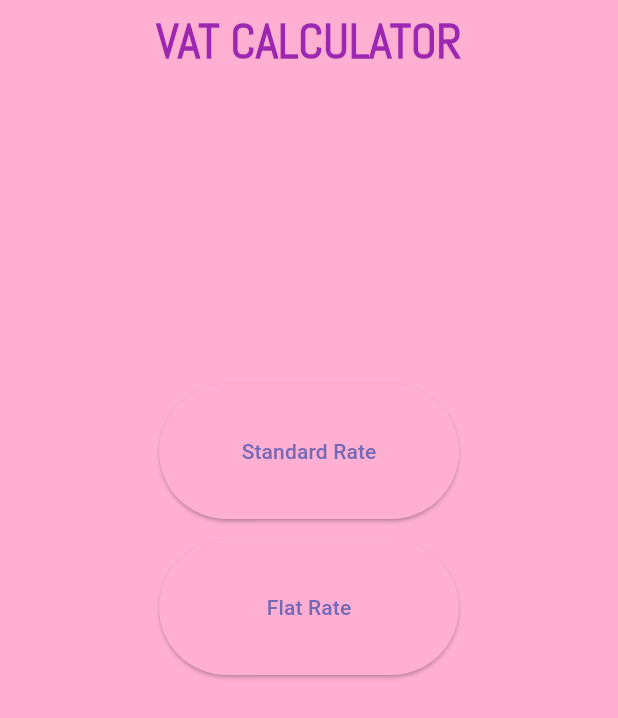
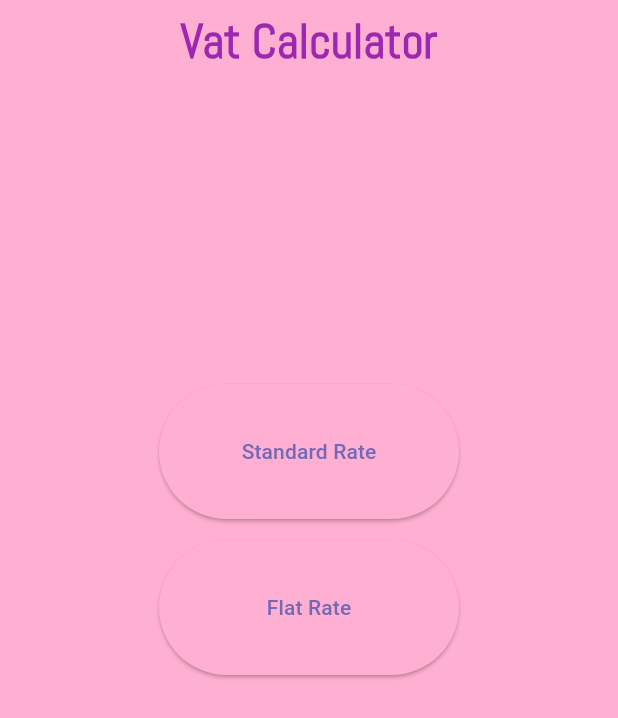
Before and after one commit to Kwasi48/vat_calculator, a Flutter app: the screen it shows after launch, on a phone screen of 412 x 824 dp. Shown: the top 718 px of the screen. Run offline on Flutter 3.47's test engine with Material 3 defaults, Android fonts, the phone set to English and light mode, and no system bars.

```diff
--- a/lib/model/classes/exclucalc.dart
+++ b/lib/model/classes/exclucalc.dart
@@ -13,9 +13,9 @@ class VatExclusive extends Vat {
     double addToGross = nhilTax + getFundTax + covidTax + gross;
     double vatTotal = vat * addToGross;
 
-    double TotalTax = nhilTax + getFundTax + covidTax +vatTotal;
+    double totalTax = nhilTax + getFundTax + covidTax +vatTotal;
 
-    return TotalTax;
+    return totalTax;
   }
 
 }
--- a/lib/views/HomeScreen.dart
+++ b/lib/views/HomeScreen.dart
@@ -12,7 +12,7 @@ class HomeScreen extends StatelessWidget {
     return Scaffold(
       appBar: AppBar(
         centerTitle: true,
-        title: Text('VAT CALCULATOR', style: lightTheme.textTheme.displayLarge,),
+        title: Text('Vat Calculator', style: lightTheme.textTheme.displayLarge,),
       ),
       body: SingleChildScrollView(
         child: Center(
@@ -20,11 +20,11 @@ class HomeScreen extends StatelessWidget {
             mainAxisAlignment: MainAxisAlignment.center,
             mainAxisSize: MainAxisSize.min,
             children: <Widget>[
-              SizedBox(height: 200,),
+              const SizedBox(height: 200,),
                SizedBox(
                  height: 90, width: 200,
                    child: standardRate('Standard Rate', context)),
-              SizedBox(height: 14,),
+              const SizedBox(height: 14,),
               SizedBox(
                   height: 90, width: 200,
                   child: flatRate('Flat Rate', context)),
```
Also changed, not shown: lib/views/inclusive.dart (+18 -5 lines).
